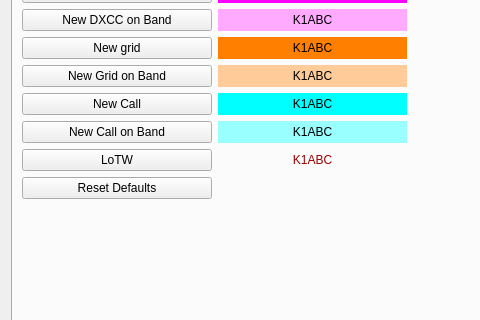
saitohirga/WSJT-X, file Configuration.ui: the form before one commit; both pictures show x 0 to 480 and y 149 to 469 of the 579 by 581 pixel window.
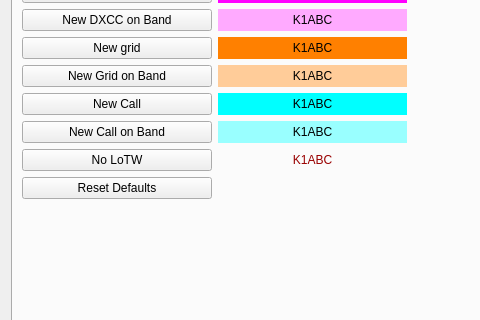
The form after the commit. The open tabs and pages were chosen to show the change.

Commit message: On "Colors" tab, change label "LoTW" to "No LoTW".

```diff
--- a/Configuration.ui
+++ b/Configuration.ui
@@ -2432,7 +2432,7 @@
          <item row="9" column="0">
           <widget class="QPushButton" name="pbLoTW">
            <property name="text">
-            <string>LoTW</string>
+            <string>No LoTW</string>
            </property>
           </widget>
          </item>
```
Left out of the diff: 4 changed lines with no effect on the pictures.
